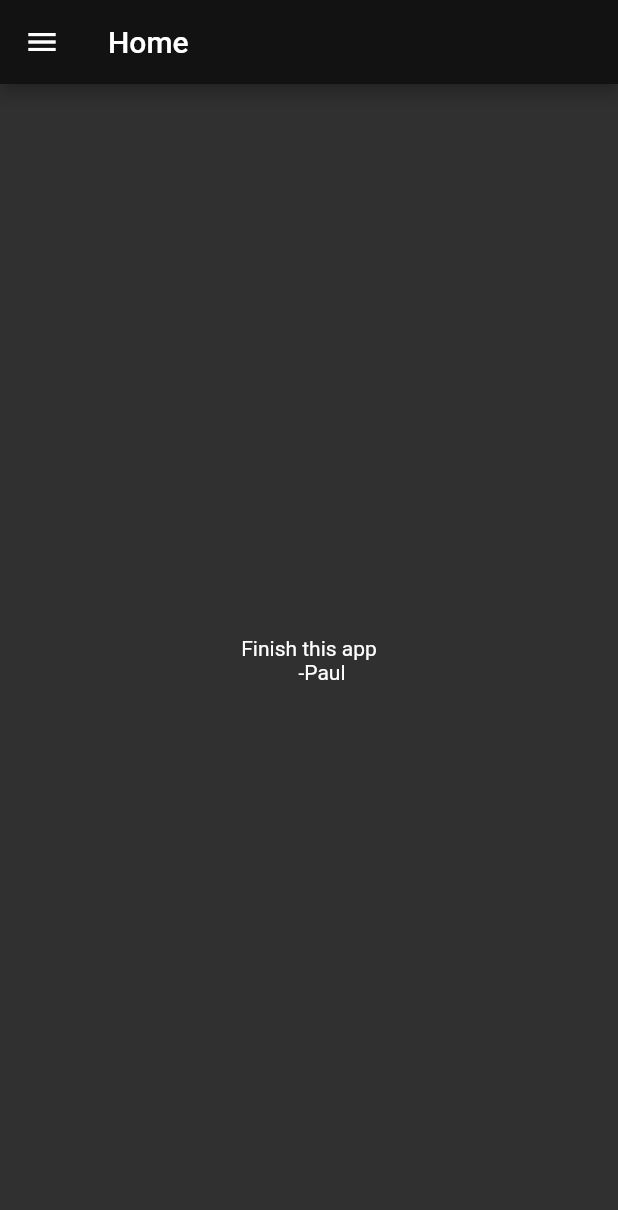
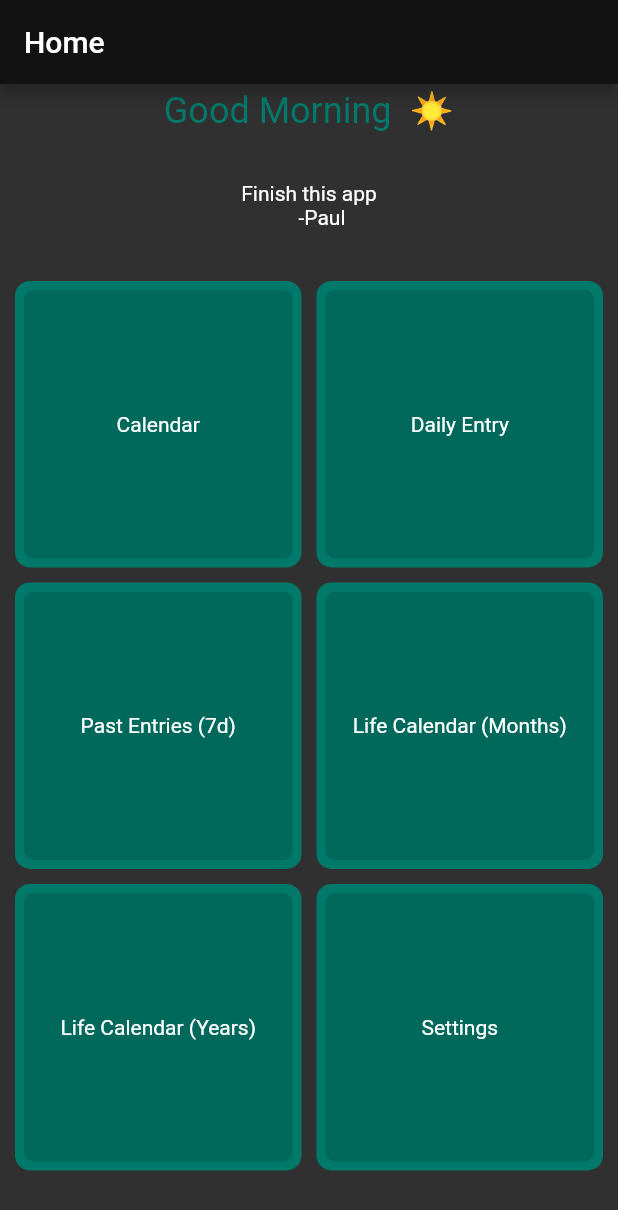
Before and after one commit to paul-mcnamee/LifeCalendar, a Flutter app: the screen it shows once a user with an empty profile is signed in, on a phone screen of 412 x 824 dp. Shown: the top 1210 px of the screen. Run offline on Flutter 3.47's test engine with Material 2 defaults, Android fonts, the phone set to English and light mode, and no system bars; our stand-ins replace cloud_firestore, firebase_auth, firebase_core, table_calendar; accounts and stored records are empty.

Commit message:
remove app drawer in favor of home screen, added greeting to home screen and added generating/editing posts from calendar

```diff
--- /dev/null
+++ b/lib/components/greeting_component.dart
@@ -0,0 +1,38 @@
+import 'package:flutter/material.dart';
+
+class GreetingComponent extends StatefulWidget {
+  @override
+  State<GreetingComponent> createState() => _GreetingComponentState();
+}
+
+class _GreetingComponentState extends State<GreetingComponent> {
+  String text = "";
+
+  int now = DateTime.now().hour;
+
+  String timeCall() {
+    if (now <= 11) {
+      text = "Good Morning  ☀️";
+    }
+    if (now > 11) {
+      text = "Good Afternoon  🌞";
+    }
+    if (now >= 17) {
+      text = "Good Evening  🌙";
+    }
+
+    return text;
+  }
+
+  @override
+  Widget build(BuildContext context) {
+    return Container(
+        child: Text(
+      timeCall(),
+      style: TextStyle(
+        color: Theme.of(context).primaryColor,
+        fontSize: 24,
+      ),
+    ));
+  }
+}
--- a/lib/theme/themes.dart
+++ b/lib/theme/themes.dart
@@ -2,13 +2,12 @@ import 'package:flutter/material.dart';
 
 class DefaultTheme {
   ThemeData get theme => ThemeData(
-      primaryColor: Colors.teal,
+      primaryColor: Colors.teal.shade700,
       backgroundColor: Colors.black45,
       colorScheme: ColorScheme.dark(
         primary: const Color(0xff03dac6),
         primaryVariant: const Color(0xff03dac6),
         secondary: const Color(0xffbb86fc),
         secondaryVariant: const Color(0xff3700B3),
-      )
-  );
+      ));
 }
--- a/lib/views/calendar.dart
+++ b/lib/views/calendar.dart
@@ -1,9 +1,6 @@
 import 'package:life_calendar/components/app_bar.dart';
-import 'package:life_calendar/components/app_drawer.dart';
 import 'package:life_calendar/components/calendar_component.dart';
 import 'package:flutter/material.dart';
-
-import 'package:life_calendar/components/calendar_component.dart';
 
 class StartPage extends StatefulWidget {
   @override
@@ -16,7 +13,7 @@ class _StartPageState extends State<StartPage> {
     return Scaffold(
       body: CalendarComponent(),
       appBar: buildAppBar("Calendar"),
-      drawer: buildDrawer(context),
+      // drawer: buildDrawer(context),
     );
   }
 }
--- a/lib/views/entries_7d_view.dart
+++ b/lib/views/entries_7d_view.dart
@@ -16,7 +16,7 @@ class _Entries7dState extends State<Entries7dView> {
     return Scaffold(
       body: Entries7d(),
       appBar: buildAppBar("Entries (7d)"),
-      drawer: buildDrawer(context),
+      // drawer: buildDrawer(context),
     );
   }
 }
--- a/lib/views/home.dart
+++ b/lib/views/home.dart
@@ -2,6 +2,14 @@ import 'package:life_calendar/components/app_bar.dart';
 import 'package:life_calendar/components/app_drawer.dart';
 import 'package:flutter/material.dart';
 import 'package:life_calendar/components/quote.dart';
+import 'package:life_calendar/views/settings.dart';
+
+import '../components/calendar_component.dart';
+import '../components/greeting_component.dart';
+import 'daily_entry.dart';
+import 'entries_7d_view.dart';
+import 'life_calendar_months.dart';
+import 'life_calendar_years.dart';
 
 class Home extends StatefulWidget {
   const Home({Key? key}) : super(key: key);
@@ -11,17 +19,99 @@ class Home extends StatefulWidget {
 }
 
 class _HomeState extends State<Home> {
+  @override
+  Widget build(BuildContext context) {
+    return Scaffold(
+      body: HomeContainer(),
+      appBar: buildAppBar("Home"),
+      // drawer: buildDrawer(context),
+    );
+  }
+}
+
+class HomeContainer extends StatelessWidget {
+  const HomeContainer({
+    Key? key,
+  }) : super(key: key);
 
   @override
   Widget build(BuildContext context) {
-    return Scaffold(
-      body: Center(child: Quote()),
-      appBar: buildAppBar("Home"),
-      drawer: buildDrawer(context),
-    );
+    return Column(children: [
+      Flexible(
+        flex: 1,
+        child: Center(
+            child: Container(
+          child: GreetingComponent(),
+          padding: EdgeInsets.only(top: 4),
+          height: 60,
+        )),
+      ),
+      Flexible(
+        flex: 2,
+        child: Center(
+            child: Container(
+          child: Quote(),
+          padding: EdgeInsets.all(4),
+        )),
+      ),
+      Flexible(
+        flex: 16,
+        child: GridView.count(
+            padding: EdgeInsets.all(10),
+            mainAxisSpacing: 10,
+            crossAxisSpacing: 10,
+            crossAxisCount: 2,
+            children: constructNavTiles(context)),
+      ),
+    ]);
   }
 
+  List<Widget> constructNavTiles(BuildContext context) {
+    List<Widget> navTiles = <Widget>[];
 
+    navTiles.add(navTile(context, 'Calendar', CalendarComponent()));
+    navTiles.add(navTile(
+        context,
+        'Daily Entry',
+        DailyEntry(
+          inputPost: null,
+        )));
+    navTiles.add(navTile(context, 'Past Entries (7d)', Entries7dView()));
+    navTiles
+        .add(navTile(context, 'Life Calendar (Months)', LifeCalendarMonths()));
+    navTiles
+        .add(navTile(context, 'Life Calendar (Years)', LifeCalendarYears()));
+    navTiles.add(navTile(context, 'Settings', Settings()));
 
+    return navTiles;
+  }
 
+  Container navTile(BuildContext context, String tileText, Widget page) {
+    return Container(
+        child: InkWell(
+      splashColor: Colors.tealAccent,
+      onTap: () => Navigator.push(
+        context,
+        MaterialPageRoute(builder: (context) => page),
+      ),
+      child: Container(
+        decoration: BoxDecoration(
+          borderRadius: BorderRadius.circular(10),
+          color: Colors.teal.shade700,
+        ),
+        padding: EdgeInsets.all(6),
+        child: Stack(
+          children: <Widget>[
+            Container(
+              decoration: BoxDecoration(
+                borderRadius: BorderRadius.circular(6),
+                color: Colors.teal.shade800,
+              ),
+              child: Center(child: Text(tileText)),
+            )
+          ],
+        ),
+      ),
+    ));
+  }
 }
--- a/lib/views/settings.dart
+++ b/lib/views/settings.dart
@@ -1,5 +1,6 @@
 import 'package:flutter/services.dart';
 import 'package:flutter/material.dart';
+import 'package:flutter/widgets.dart';
 import 'package:provider/provider.dart';
 
 import 'package:cloud_firestore/cloud_firestore.dart';
@@ -326,7 +327,7 @@ class _SettingsState extends State<Settings> {
     return Scaffold(
       body: _build(),
       appBar: buildAppBar("Settings"),
-      drawer: buildDrawer(context),
+      // drawer: buildDrawer(context),
     );
   }
 }
```
Also changed, not shown: lib/components/app_drawer.dart (+6 -7 lines), lib/components/calendar_component.dart (+52 -18 lines), lib/components/post_item.dart (+5 -2 lines), lib/views/daily_entry.dart (+9 -11 lines), lib/views/life_calendar_months.dart (+14 -11 lines), lib/views/life_calendar_weeks.dart (+10 -11 lines), lib/views/life_calendar_years.dart (+10 -11 lines), lib/components/app_bar.dart (line endings or trailing spaces).
